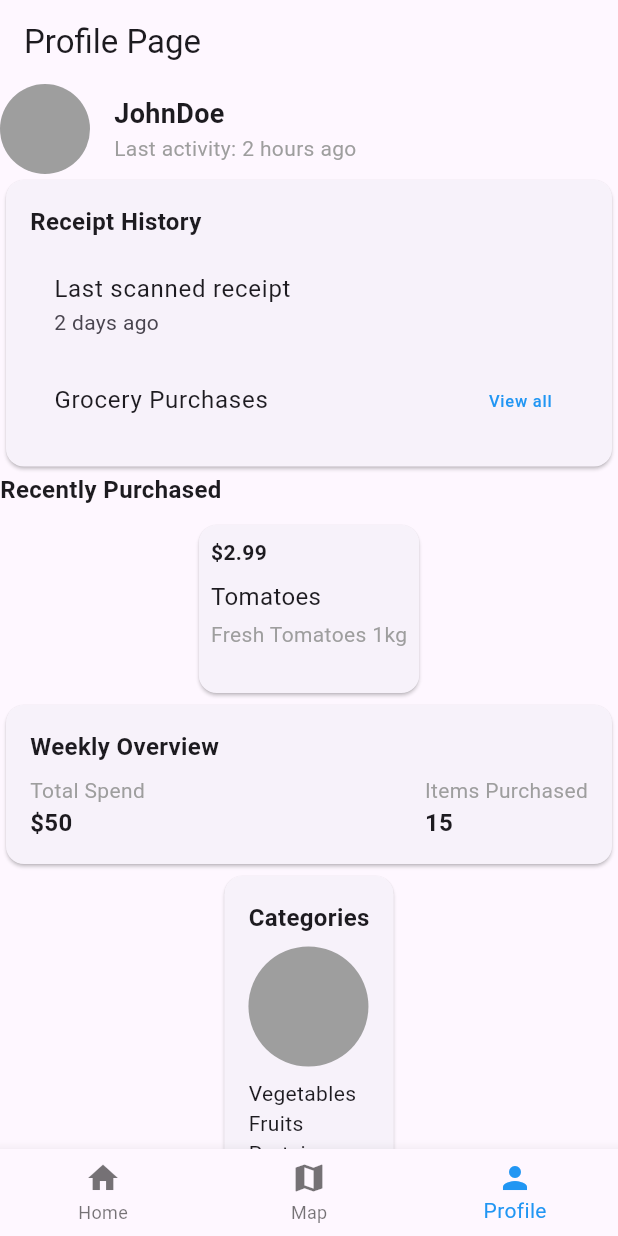
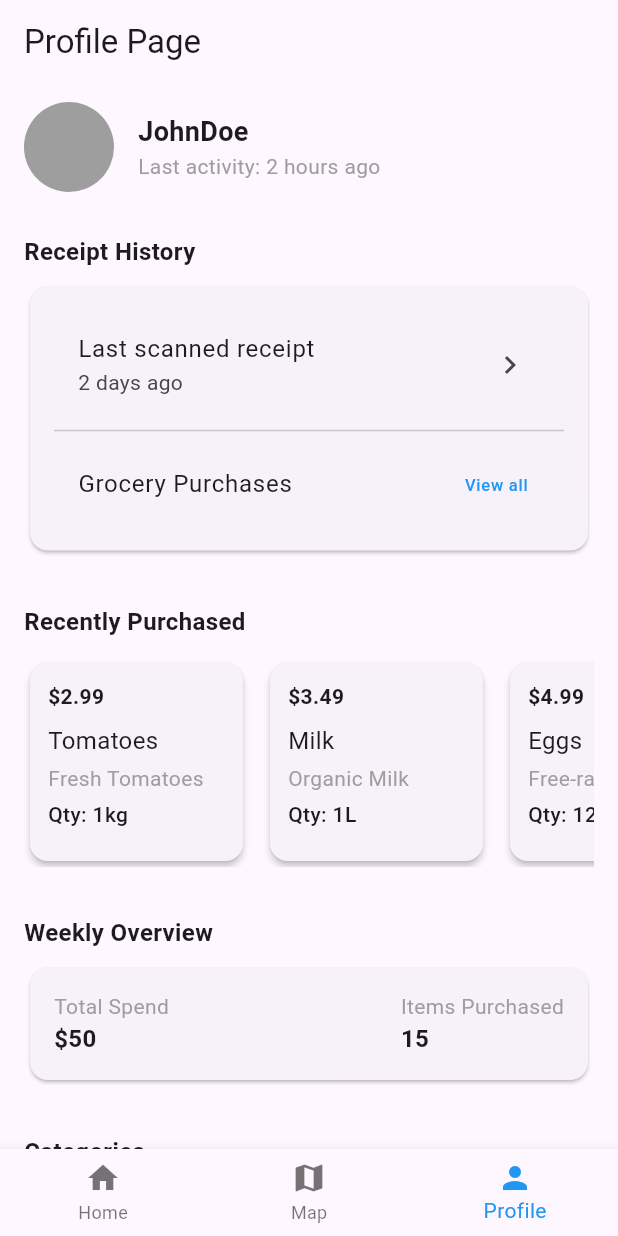
Before and after one commit to tepennnn/GDGoC-Team-7, a Flutter app: the screen it shows after launch, item 3 of the bottom bar chosen, on a phone screen of 412 x 824 dp. Run offline on Flutter 3.47's test engine with Material 3 defaults, Android fonts, the phone set to English and light mode, and no system bars; drawn by our look-alikes of carousel_slider; our stand-ins replace flutter_svg.

Commit message:
Cleaning up the code

```diff
--- a/flutter_application/lib/pages/profile_history.dart
+++ b/flutter_application/lib/pages/profile_history.dart
@@ -1,8 +1,6 @@
 import 'package:flutter/material.dart';
 import 'package:flutter_application/pages/home.dart';
 import 'package:flutter_application/pages/map.dart';
-import 'package:carousel_slider/carousel_slider.dart';
-import 'package:carousel_slider/carousel_options.dart';
 
 void main() {
   runApp(const MyApp());
@@ -53,7 +51,9 @@ class _ProfilePageState extends State<ProfilePage> {
 class ProfileSection extends StatelessWidget {
   @override
   Widget build(BuildContext context) {
-    return Row(
+    return Padding(
+      padding: const EdgeInsets.symmetric(horizontal: 16.0, vertical: 12.0),
+      child: Row(
         children: [
           const CircleAvatar(radius: 30, backgroundColor: Colors.grey),
           const SizedBox(width: 16),
@@ -67,6 +67,7 @@ class ProfileSection extends StatelessWidget {
             ],
           )
         ],
+      ),
     );
   }
 }
@@ -74,24 +75,60 @@ class ProfileSection extends StatelessWidget {
 class ReceiptHistorySection extends StatelessWidget {
   @override
   Widget build(BuildContext context) {
-    return Card(
+    return Padding(
+      padding: const EdgeInsets.all(16.0),
+      child: Column(
+        crossAxisAlignment: CrossAxisAlignment.start,
+        children: [
+          const Text('Receipt History',
+              style: TextStyle(fontSize: 16, fontWeight: FontWeight.bold)),
+          const SizedBox(height: 8),
+          Card(
             child: Padding(
               padding: const EdgeInsets.all(16.0),
               child: Column(
                 crossAxisAlignment: CrossAxisAlignment.start,
-          children: const [
-            Text('Receipt History',
-                style: TextStyle(fontSize: 16, fontWeight: FontWeight.bold)),
-            SizedBox(height: 8),
-            ListTile(
+                children: [
+                  // Last scanned receipt section - clickable
+                  InkWell(
+                    onTap: () {
+                      // Show the last scanned receipt
+                      ScaffoldMessenger.of(context).showSnackBar(
+                        const SnackBar(
+                          content: Text('Opening last scanned receipt...'),
+                        ),
+                      );
+                      // You would navigate to receipt detail page here
+                    },
+                    child: const ListTile(
                       title: Text('Last scanned receipt'),
-                subtitle: Text('2 days ago')),
-            ListTile(
+                      subtitle: Text('2 days ago'),
+                      trailing: Icon(Icons.chevron_right),
+                    ),
+                  ),
+                  const Divider(), // Add a divider between sections
+                  // View all grocery purchases - clickable
+                  InkWell(
+                    onTap: () {
+                      // Navigate to all grocery purchases
+                      ScaffoldMessenger.of(context).showSnackBar(
+                        const SnackBar(
+                          content: Text('Viewing all grocery purchases...'),
+                        ),
+                      );
+                      // You would navigate to grocery purchases page here
+                    },
+                    child: const ListTile(
                       title: Text('Grocery Purchases'),
-                trailing:
-                    Text('View all', style: TextStyle(color: Colors.blue))),
+                      trailing: Text('View all',
+                          style: TextStyle(color: Colors.blue)),
+                    ),
+                  ),
                 ],
               ),
+            ),
+          ),
+        ],
       ),
     );
   }
@@ -100,29 +137,49 @@ class ReceiptHistorySection extends StatelessWidget {
 class RecentlyPurchasedSection extends StatelessWidget {
   @override
   Widget build(BuildContext context) {
-    return Column(
+    return Padding(
+      padding: const EdgeInsets.all(16.0),
+      child: Column(
         crossAxisAlignment: CrossAxisAlignment.start,
         children: [
           const Text('Recently Purchased',
               style: TextStyle(fontSize: 16, fontWeight: FontWeight.bold)),
-        const SizedBox(height: 8),
-        CarouselSlider(
-          options: CarouselOptions(height: 120, enableInfiniteScroll: false),
-          items: [
+          const SizedBox(height: 12),
+          SizedBox(
+            height: 140, // Set a fixed height
+            child: ListView(
+              scrollDirection: Axis.horizontal,
+              children: [
                 ProductCard(
                     name: 'Tomatoes',
                     price: '\$2.99',
-                details: 'Fresh Tomatoes 1kg'),
+                    details: 'Fresh Tomatoes',
+                    quantity: '1kg'),
                 ProductCard(
-                name: 'Milk', price: '\$3.49', details: 'Organic Milk 1L'),
-          ]
-              .map((item) => Container(
-                    margin: const EdgeInsets.symmetric(horizontal: 5),
-                    child: item,
-                  ))
-              .toList(),
+                    name: 'Milk',
+                    price: '\$3.49',
+                    details: 'Organic Milk',
+                    quantity: '1L'),
+                ProductCard(
+                    name: 'Eggs',
+                    price: '\$4.99',
+                    details: 'Free-range',
+                    quantity: '12 pcs'),
+                ProductCard(
+                    name: 'Bread',
+                    price: '\$2.49',
+                    details: 'Whole Grain',
+                    quantity: '500g'),
+                ProductCard(
+                    name: 'Cheese',
+                    price: '\$5.99',
+                    details: 'Cheddar',
+                    quantity: '250g'),
+              ],
+            ),
           ),
         ],
+      ),
     );
   }
 }
@@ -131,18 +188,25 @@ class ProductCard extends StatelessWidget {
   final String name;
   final String price;
   final String details;
+  final String quantity;
 
-  const ProductCard(
-      {super.key,
+  const ProductCard({
+    super.key,
     required this.name,
     required this.price,
-      required this.details});
+    required this.details,
+    required this.quantity,
+  });
 
   @override
   Widget build(BuildContext context) {
-    return Card(
+    return Container(
+      width: 150, // Fixed width for consistent sizing
+      margin: const EdgeInsets.only(right: 10), // Add spacing between cards
+      child: Card(
+        elevation: 2, // Add some shadow
         child: Padding(
-        padding: const EdgeInsets.all(8.0),
+          padding: const EdgeInsets.all(12.0),
           child: Column(
             crossAxisAlignment: CrossAxisAlignment.start,
             children: [
@@ -151,7 +215,11 @@ class ProductCard extends StatelessWidget {
               Text(name, style: const TextStyle(fontSize: 16)),
               const SizedBox(height: 4),
               Text(details, style: const TextStyle(color: Colors.grey)),
+              const SizedBox(height: 4),
+              Text('Qty: $quantity',
+                  style: const TextStyle(fontWeight: FontWeight.w500)),
             ],
+          ),
         ),
       ),
     );
@@ -161,8 +229,7 @@ class ProductCard extends StatelessWidget {
 class WeeklyOverviewSection extends StatelessWidget {
   @override
   Widget build(BuildContext context) {
-    return Card(
-      child: Padding(
+    return Padding(
       padding: const EdgeInsets.all(16.0),
       child: Column(
         crossAxisAlignment: CrossAxisAlignment.start,
@@ -170,13 +237,20 @@ class WeeklyOverviewSection extends StatelessWidget {
           const Text('Weekly Overview',
               style: TextStyle(fontSize: 16, fontWeight: FontWeight.bold)),
           const SizedBox(height: 8),
+          Card(
+            child: Padding(
+              padding: const EdgeInsets.all(16.0),
+              child: Column(
+                crossAxisAlignment: CrossAxisAlignment.start,
+                children: [
                   Row(
                     mainAxisAlignment: MainAxisAlignment.spaceBetween,
                     children: [
                       Column(
                         crossAxisAlignment: CrossAxisAlignment.start,
                         children: const [
-                    Text('Total Spend', style: TextStyle(color: Colors.grey)),
+                          Text('Total Spend',
+                              style: TextStyle(color: Colors.grey)),
                           Text('\$50',
                               style: TextStyle(
                                   fontSize: 16, fontWeight: FontWeight.bold)),
@@ -197,6 +271,9 @@ class WeeklyOverviewSection extends StatelessWidget {
                 ],
               ),
             ),
+          ),
+        ],
+      ),
     );
   }
 }
@@ -204,28 +281,75 @@ class WeeklyOverviewSection extends StatelessWidget {
 class CategoriesSection extends StatelessWidget {
   @override
   Widget build(BuildContext context) {
-    return Card(
-      child: Padding(
+    return Padding(
       padding: const EdgeInsets.all(16.0),
       child: Column(
         crossAxisAlignment: CrossAxisAlignment.start,
         children: [
           const Text('Categories',
               style: TextStyle(fontSize: 16, fontWeight: FontWeight.bold)),
-            const SizedBox(height: 8),
-            const CircleAvatar(radius: 40, backgroundColor: Colors.grey),
-            const SizedBox(height: 8),
-            const Column(
-              crossAxisAlignment: CrossAxisAlignment.start,
+          const SizedBox(height: 12),
+          Card(
+            child: Padding(
+              padding: const EdgeInsets.all(16.0),
+              child: Column(
                 children: [
-                Text('Vegetables'),
-                Text('Fruits'),
-                Text('Protein'),
+                  // Centered pie chart placeholder
+                  Container(
+                    alignment: Alignment.center,
+                    child: Container(
+                      width: 200,
+                      height: 200,
+                      decoration: const BoxDecoration(
+                        shape: BoxShape.circle,
+                        gradient: LinearGradient(
+                          colors: [Colors.blue, Colors.green, Colors.orange],
+                          begin: Alignment.topLeft,
+                          end: Alignment.bottomRight,
+                        ),
+                      ),
+                      child: const Center(
+                        child: Text(
+                          'Spending\nBreakdown',
+                          textAlign: TextAlign.center,
+                          style: TextStyle(
+                            color: Colors.white,
+                            fontWeight: FontWeight.bold,
+                          ),
+                        ),
+                      ),
+                    ),
+                  ),
+                  const SizedBox(height: 16),
+                  // Legend
+                  Row(
+                    mainAxisAlignment: MainAxisAlignment.spaceEvenly,
+                    children: [
+                      _buildLegendItem('Vegetables', Colors.blue, '40%'),
+                      _buildLegendItem('Fruits', Colors.green, '35%'),
+                      _buildLegendItem('Protein', Colors.orange, '25%'),
                     ],
                   ),
                 ],
               ),
             ),
+          ),
+        ],
+      ),
+    );
+  }
+
+  Widget _buildLegendItem(String label, Color color, String percentage) {
+    return Row(
+      children: [
+        Container(
+          width: 12,
+          height: 12,
+          color: color,
+        ),
+        const SizedBox(width: 4),
+        Text('$label: $percentage'),
+      ],
     );
   }
 }
```
Also changed, not shown: 4 other files. Lines whose indentation alone changed are shown as unchanged.
